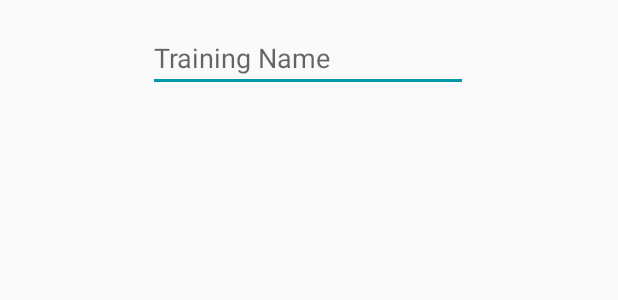
After one commit to nojkir/ExerciseApp, an Android app: the layout training_dialog.xml on its own in the app's theme, with its tools: preview values and no code run, on a phone screen of 412 x 824 dp. The commit adds this screen. Shown: the top 300 px of the screen. Run offline under Robolectric (Android 15) with nearby library versions, the phone set to English and light mode, and no system bars.

Commit message:
Changed version of database, new dialog to add training

```diff
--- a/app/build.gradle
+++ b/app/build.gradle
@@ -91,4 +91,7 @@ dependencies {
     //GSON
     implementation 'com.google.code.gson:gson:2.8.5'
 
+    //Material Dialog
+    implementation 'com.afollestad.material-dialogs:core:3.3.0'
+
 }
--- a/app/src/main/java/pl/nojkir/roomdatabase/data/ExerciseDataBase.kt
+++ b/app/src/main/java/pl/nojkir/roomdatabase/data/ExerciseDataBase.kt
@@ -10,7 +10,7 @@ import pl.nojkir.roomdatabase.data.db.entities.Training
 
 @Database(
     entities = [Exercise::class, Training::class],
-    version = 1
+    version = 2
 
 )
 abstract class ExerciseDataBase : RoomDatabase() {
--- a/app/src/main/java/pl/nojkir/roomdatabase/data/db/entities/Training.kt
+++ b/app/src/main/java/pl/nojkir/roomdatabase/data/db/entities/Training.kt
@@ -9,7 +9,7 @@ import androidx.room.PrimaryKey
 data class Training (
 
     @ColumnInfo(name = "training_name")
-    var trainingName: String)
+    var trainingName: String )
 
 {
 
--- a/app/src/main/java/pl/nojkir/roomdatabase/other/TrainingsAdapter.kt
+++ b/app/src/main/java/pl/nojkir/roomdatabase/other/TrainingsAdapter.kt
@@ -47,7 +47,7 @@ class TrainingsAdapter(
 
 
         val bundle = bundleOf(
-            "TrainingId" to currentTraining.id
+            "TrainingId" to currentTraining.id.toString()
 
         )
 
--- a/app/src/main/java/pl/nojkir/roomdatabase/ui/dialogs/AddExerciseDialog.kt
+++ b/app/src/main/java/pl/nojkir/roomdatabase/ui/dialogs/AddExerciseDialog.kt
@@ -31,7 +31,7 @@ class AddExerciseDialog (context: Context, var addDialogListener: AddDialogListe
 
 
             val exercise = Exercise(
-                trainingName,
+                0,
                 exerciseName,
                 sets.toInt(),
                 weight.toDouble(),
--- a/app/src/main/java/pl/nojkir/roomdatabase/ui/fragments/ExercisesFragment.kt
+++ b/app/src/main/java/pl/nojkir/roomdatabase/ui/fragments/ExercisesFragment.kt
@@ -29,7 +29,7 @@ class ExercisesFragment : Fragment(R.layout.fragment_exercises) {
     override fun onCreate(savedInstanceState: Bundle?) {
         super.onCreate(savedInstanceState)
 
-        trainingId = requireArguments().getBundle("TrainingId").toString()
+        trainingId = requireArguments().getString("TrainingId").toString()
 
 
     }
@@ -52,6 +52,7 @@ class ExercisesFragment : Fragment(R.layout.fragment_exercises) {
         buttonek.setOnClickListener {
             AddExerciseDialog(requireContext(), object : AddDialogListener {
                 override fun onAddButtonClicked(exercise: Exercise) {
+                    exercise.trainingId = trainingId.toInt()
                     viewModel.upsert(exercise)
                 }
             }).show()
--- /dev/null
+++ b/app/src/main/res/layout/training_dialog.xml
@@ -0,0 +1,20 @@
+<?xml version="1.0" encoding="utf-8"?>
+<androidx.constraintlayout.widget.ConstraintLayout xmlns:android="http://schemas.android.com/apk/res/android"
+    xmlns:app="http://schemas.android.com/apk/res-auto"
+    xmlns:tools="http://schemas.android.com/tools"
+    android:layout_width="match_parent"
+    android:layout_height="wrap_content">
+
+    <EditText
+        android:id="@+id/ETaddTrainingName"
+        android:layout_width="wrap_content"
+        android:layout_height="wrap_content"
+        android:layout_marginTop="16dp"
+        android:ems="10"
+        android:hint="Training Name"
+        android:inputType="text"
+        app:layout_constraintEnd_toEndOf="parent"
+        app:layout_constraintHorizontal_bias="0.497"
+        app:layout_constraintStart_toStartOf="parent"
+        app:layout_constraintTop_toTopOf="parent" />
+</androidx.constraintlayout.widget.ConstraintLayout>
```
Also changed, not shown: app/src/main/java/pl/nojkir/roomdatabase/ui/fragments/StatisticsFragment.kt (+17 -17 lines), app/src/main/java/pl/nojkir/roomdatabase/ui/fragments/TrainingsFragment.kt (+36 -7 lines).
